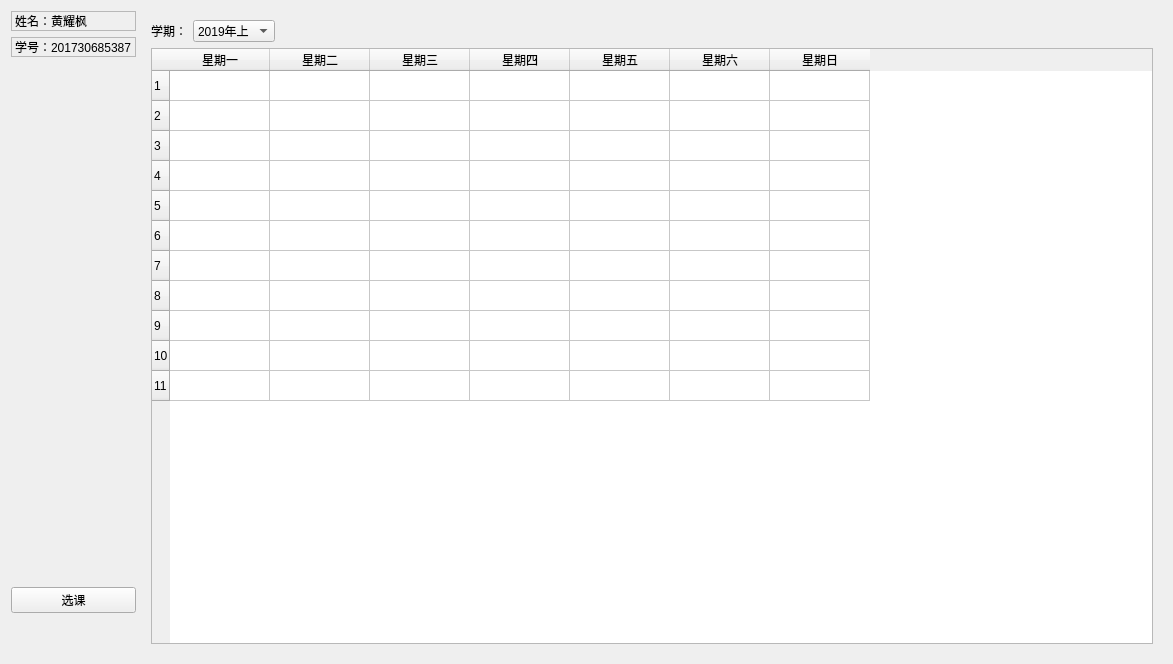
Above: Client/mainwin.ui from NichtsHsu/SelectCourse before the change. Below: the same form after it.
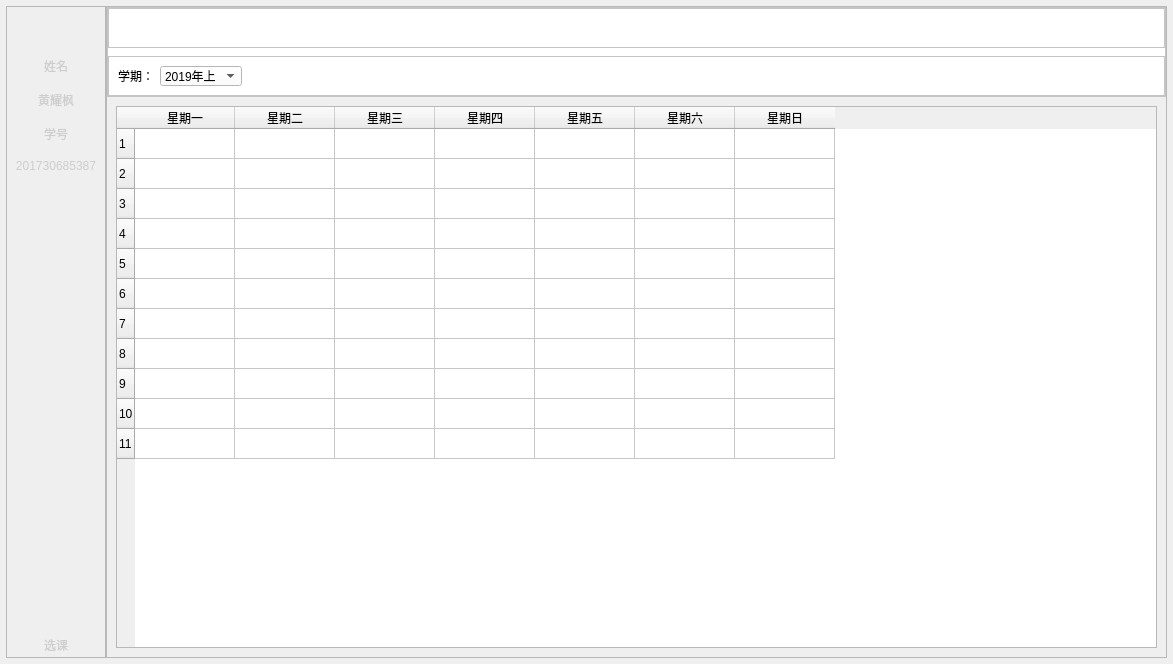
That is the form after the change. Icons and pictures are not drawn.

The edit to the form file:
```diff
--- a/Client/mainwin.ui
+++ b/Client/mainwin.ui
@@ -13,9 +13,83 @@
   <property name="windowTitle">
    <string>基本信息</string>
   </property>
+  <property name="styleSheet">
+   <string notr="true">QWidget#mainwin {
+background-color: rgb(255, 255, 255);
+};</string>
+  </property>
+  <layout class="QHBoxLayout" name="horizontalLayout_2">
+   <property name="spacing">
+    <number>0</number>
+   </property>
+   <property name="sizeConstraint">
+    <enum>QLayout::SetDefaultConstraint</enum>
+   </property>
+   <property name="leftMargin">
+    <number>6</number>
+   </property>
+   <property name="topMargin">
+    <number>6</number>
+   </property>
+   <property name="rightMargin">
+    <number>6</number>
+   </property>
+   <property name="bottomMargin">
+    <number>6</number>
+   </property>
+   <item>
+    <widget class="QFrame" name="frame">
+     <property name="minimumSize">
+      <size>
+       <width>100</width>
+       <height>0</height>
+      </size>
+     </property>
+     <property name="styleSheet">
+      <string notr="true">QFrame#frame{
+	background-image: url(:/background/background/background_3.png);
+
+};
+
+</string>
+     </property>
+     <property name="frameShape">
+      <enum>QFrame::StyledPanel</enum>
+     </property>
+     <property name="frameShadow">
+      <enum>QFrame::Raised</enum>
+     </property>
   <layout class="QGridLayout" name="gridLayout">
-   <item row="0" column="0">
+      <property name="leftMargin">
+       <number>0</number>
+      </property>
+      <property name="topMargin">
+       <number>0</number>
+      </property>
+      <property name="rightMargin">
+       <number>0</number>
+      </property>
+      <property name="bottomMargin">
+       <number>0</number>
+      </property>
+      <item row="0" column="1">
     <layout class="QVBoxLayout" name="verticalLayout_2">
+        <item>
+         <spacer name="verticalSpacer_5">
+          <property name="orientation">
+           <enum>Qt::Vertical</enum>
+          </property>
+          <property name="sizeType">
+           <enum>QSizePolicy::Fixed</enum>
+          </property>
+          <property name="sizeHint" stdset="0">
+           <size>
+            <width>20</width>
+            <height>50</height>
+           </size>
+          </property>
+         </spacer>
+        </item>
      <item>
       <widget class="QLabel" name="label">
        <property name="sizePolicy">
@@ -24,39 +98,120 @@
          <verstretch>0</verstretch>
         </sizepolicy>
        </property>
+          <property name="styleSheet">
+           <string notr="true">color: rgb(205, 205, 205);</string>
+          </property>
        <property name="frameShape">
-        <enum>QFrame::StyledPanel</enum>
+           <enum>QFrame::NoFrame</enum>
        </property>
        <property name="frameShadow">
         <enum>QFrame::Plain</enum>
        </property>
        <property name="text">
-        <string>姓名：黄耀枫</string>
+           <string>姓名</string>
        </property>
        <property name="textFormat">
         <enum>Qt::AutoText</enum>
        </property>
        <property name="alignment">
-        <set>Qt::AlignLeading|Qt::AlignLeft|Qt::AlignVCenter</set>
+           <set>Qt::AlignCenter</set>
        </property>
       </widget>
      </item>
+        <item>
+         <spacer name="verticalSpacer_2">
+          <property name="orientation">
+           <enum>Qt::Vertical</enum>
+          </property>
+          <property name="sizeType">
+           <enum>QSizePolicy::Fixed</enum>
+          </property>
+          <property name="sizeHint" stdset="0">
+           <size>
+            <width>20</width>
+            <height>10</height>
+           </size>
+          </property>
+         </spacer>
+        </item>
+        <item>
+         <widget class="QLabel" name="label_5">
+          <property name="styleSheet">
+           <string notr="true">color: rgb(205, 205, 205);</string>
+          </property>
+          <property name="text">
+           <string>黄耀枫</string>
+          </property>
+          <property name="alignment">
+           <set>Qt::AlignCenter</set>
+          </property>
+         </widget>
+        </item>
+        <item>
+         <spacer name="verticalSpacer_3">
+          <property name="orientation">
+           <enum>Qt::Vertical</enum>
+          </property>
+          <property name="sizeType">
+           <enum>QSizePolicy::Fixed</enum>
+          </property>
+          <property name="sizeHint" stdset="0">
+           <size>
+            <width>20</width>
+            <height>10</height>
+           </size>
+          </property>
+         </spacer>
+        </item>
      <item>
       <widget class="QLabel" name="label_2">
        <property name="cursor">
         <cursorShape>ArrowCursor</cursorShape>
        </property>
+          <property name="styleSheet">
+           <string notr="true">color: rgb(205, 205, 205);</string>
+          </property>
        <property name="frameShape">
-        <enum>QFrame::StyledPanel</enum>
+           <enum>QFrame::NoFrame</enum>
        </property>
        <property name="frameShadow">
         <enum>QFrame::Plain</enum>
        </property>
        <property name="text">
-        <string>学号：201730685387</string>
+           <string>学号</string>
        </property>
        <property name="alignment">
-        <set>Qt::AlignLeading|Qt::AlignLeft|Qt::AlignVCenter</set>
+           <set>Qt::AlignCenter</set>
+          </property>
+         </widget>
+        </item>
+        <item>
+         <spacer name="verticalSpacer_4">
+          <property name="orientation">
+           <enum>Qt::Vertical</enum>
+          </property>
+          <property name="sizeType">
+           <enum>QSizePolicy::Fixed</enum>
+          </property>
+          <property name="sizeHint" stdset="0">
+           <size>
+            <width>20</width>
+            <height>10</height>
+           </size>
+          </property>
+         </spacer>
+        </item>
+        <item>
+         <widget class="QLabel" name="label_4">
+          <property name="styleSheet">
+           <string notr="true">
+color: rgb(205, 205, 205);</string>
+          </property>
+          <property name="text">
+           <string>201730685387</string>
+          </property>
+          <property name="alignment">
+           <set>Qt::AlignCenter</set>
        </property>
       </widget>
      </item>
@@ -74,47 +229,275 @@
       </spacer>
      </item>
      <item>
-      <widget class="QPushButton" name="chooseClassButton">
+         <widget class="QToolButton" name="chooseClassButton">
        <property name="sizePolicy">
-        <sizepolicy hsizetype="Preferred" vsizetype="Fixed">
+           <sizepolicy hsizetype="Preferred" vsizetype="Preferred">
          <horstretch>0</horstretch>
          <verstretch>0</verstretch>
         </sizepolicy>
        </property>
+          <property name="styleSheet">
+           <string notr="true">color: rgb(205, 205, 205);</string>
+          </property>
        <property name="text">
         <string>选课</string>
        </property>
-       <property name="checkable">
-        <bool>false</bool>
-       </property>
-       <property name="autoDefault">
-        <bool>false</bool>
-       </property>
-      </widget>
-     </item>
-     <item>
-      <spacer name="verticalSpacer_2">
-       <property name="orientation">
-        <enum>Qt::Vertical</enum>
-       </property>
-       <property name="sizeType">
-        <enum>QSizePolicy::Fixed</enum>
-       </property>
-       <property name="sizeHint" stdset="0">
+          <property name="icon">
+           <iconset resource="src.qrc">
+            <normaloff>:/icons/icon/choose.png</normaloff>:/icons/icon/choose.png</iconset>
+          </property>
+          <property name="iconSize">
         <size>
-         <width>20</width>
-         <height>40</height>
-        </size>
-       </property>
-      </spacer>
+            <width>50</width>
+            <height>50</height>
+           </size>
+          </property>
+          <property name="toolButtonStyle">
+           <enum>Qt::ToolButtonTextUnderIcon</enum>
+          </property>
+          <property name="autoRaise">
+           <bool>true</bool>
+          </property>
+         </widget>
      </item>
     </layout>
    </item>
-   <item row="0" column="1">
-    <widget class="QWidget" name="widget" native="true">
+     </layout>
+    </widget>
+   </item>
+   <item>
+    <widget class="QFrame" name="frame_2">
+     <property name="styleSheet">
+      <string notr="true">QFrame#frame_2{
+	background-color: rgb(235, 235, 235);
+};</string>
+     </property>
+     <property name="frameShape">
+      <enum>QFrame::StyledPanel</enum>
+     </property>
+     <property name="frameShadow">
+      <enum>QFrame::Raised</enum>
+     </property>
      <layout class="QVBoxLayout" name="verticalLayout">
+      <property name="spacing">
+       <number>0</number>
+      </property>
+      <property name="leftMargin">
+       <number>0</number>
+      </property>
+      <property name="topMargin">
+       <number>0</number>
+      </property>
+      <property name="rightMargin">
+       <number>0</number>
+      </property>
+      <property name="bottomMargin">
+       <number>0</number>
+      </property>
       <item>
-       <layout class="QHBoxLayout" name="horizontalLayout">
+       <widget class="QFrame" name="topBar">
+        <property name="sizePolicy">
+         <sizepolicy hsizetype="Expanding" vsizetype="Maximum">
+          <horstretch>0</horstretch>
+          <verstretch>0</verstretch>
+         </sizepolicy>
+        </property>
+        <property name="minimumSize">
+         <size>
+          <width>0</width>
+          <height>90</height>
+         </size>
+        </property>
+        <property name="maximumSize">
+         <size>
+          <width>16777215</width>
+          <height>90</height>
+         </size>
+        </property>
+        <property name="styleSheet">
+         <string notr="true">background-color: rgb(255, 255, 255);</string>
+        </property>
+        <property name="frameShape">
+         <enum>QFrame::StyledPanel</enum>
+        </property>
+        <property name="frameShadow">
+         <enum>QFrame::Raised</enum>
+        </property>
+        <layout class="QGridLayout" name="gridLayout_3">
+         <property name="leftMargin">
+          <number>0</number>
+         </property>
+         <property name="topMargin">
+          <number>0</number>
+         </property>
+         <property name="rightMargin">
+          <number>0</number>
+         </property>
+         <property name="bottomMargin">
+          <number>0</number>
+         </property>
+         <property name="horizontalSpacing">
+          <number>10</number>
+         </property>
+         <property name="verticalSpacing">
+          <number>0</number>
+         </property>
+         <item row="0" column="0">
+          <widget class="QFrame" name="topBar_3">
+           <property name="sizePolicy">
+            <sizepolicy hsizetype="Preferred" vsizetype="Expanding">
+             <horstretch>0</horstretch>
+             <verstretch>0</verstretch>
+            </sizepolicy>
+           </property>
+           <property name="minimumSize">
+            <size>
+             <width>0</width>
+             <height>40</height>
+            </size>
+           </property>
+           <property name="maximumSize">
+            <size>
+             <width>16777215</width>
+             <height>40</height>
+            </size>
+           </property>
+           <property name="frameShape">
+            <enum>QFrame::StyledPanel</enum>
+           </property>
+           <property name="frameShadow">
+            <enum>QFrame::Raised</enum>
+           </property>
+           <layout class="QHBoxLayout" name="horizontalLayout_3">
+            <property name="leftMargin">
+             <number>0</number>
+            </property>
+            <property name="topMargin">
+             <number>0</number>
+            </property>
+            <property name="rightMargin">
+             <number>6</number>
+            </property>
+            <property name="bottomMargin">
+             <number>0</number>
+            </property>
+            <item>
+             <spacer name="horizontalSpacer_2">
+              <property name="orientation">
+               <enum>Qt::Horizontal</enum>
+              </property>
+              <property name="sizeHint" stdset="0">
+               <size>
+                <width>40</width>
+                <height>20</height>
+               </size>
+              </property>
+             </spacer>
+            </item>
+            <item>
+             <widget class="QPushButton" name="minimumBtn">
+              <property name="sizePolicy">
+               <sizepolicy hsizetype="Expanding" vsizetype="Expanding">
+                <horstretch>0</horstretch>
+                <verstretch>0</verstretch>
+               </sizepolicy>
+              </property>
+              <property name="maximumSize">
+               <size>
+                <width>50</width>
+                <height>30</height>
+               </size>
+              </property>
+              <property name="styleSheet">
+               <string notr="true">QPushButton#minimumBtn:pressed {  
+
+    /* 改变背景色 */  
+    background-color: rgb(0, 170, 255,50);
+
+    /* 改变边框风格 */  
+    border-style:inset;  
+}  
+</string>
+              </property>
+              <property name="text">
+               <string/>
+              </property>
+              <property name="icon">
+               <iconset resource="src.qrc">
+                <normaloff>:/icons/icon/minimum.png</normaloff>:/icons/icon/minimum.png</iconset>
+              </property>
+              <property name="iconSize">
+               <size>
+                <width>25</width>
+                <height>25</height>
+               </size>
+              </property>
+              <property name="flat">
+               <bool>true</bool>
+              </property>
+             </widget>
+            </item>
+            <item>
+             <widget class="QPushButton" name="closeBtn">
+              <property name="sizePolicy">
+               <sizepolicy hsizetype="Expanding" vsizetype="Expanding">
+                <horstretch>0</horstretch>
+                <verstretch>0</verstretch>
+               </sizepolicy>
+              </property>
+              <property name="maximumSize">
+               <size>
+                <width>50</width>
+                <height>30</height>
+               </size>
+              </property>
+              <property name="styleSheet">
+               <string notr="true">QPushButton#closeBtn:pressed {  
+
+    /* 改变背景色 */  
+    background-color: rgb(255, 0, 0,50) ;
+
+    /* 改变边框风格 */  
+    border-style:inset;  
+}  
+</string>
+              </property>
+              <property name="text">
+               <string/>
+              </property>
+              <property name="icon">
+               <iconset resource="src.qrc">
+                <normaloff>:/icons/icon/close.png</normaloff>:/icons/icon/close.png</iconset>
+              </property>
+              <property name="iconSize">
+               <size>
+                <width>20</width>
+                <height>20</height>
+               </size>
+              </property>
+              <property name="flat">
+               <bool>true</bool>
+              </property>
+             </widget>
+            </item>
+           </layout>
+          </widget>
+         </item>
+         <item row="2" column="0">
+          <widget class="QFrame" name="frame_5">
+           <property name="maximumSize">
+            <size>
+             <width>16777215</width>
+             <height>40</height>
+            </size>
+           </property>
+           <property name="frameShape">
+            <enum>QFrame::StyledPanel</enum>
+           </property>
+           <property name="frameShadow">
+            <enum>QFrame::Raised</enum>
+           </property>
+           <layout class="QHBoxLayout" name="horizontalLayout_4">
         <item>
          <widget class="QLabel" name="label_3">
           <property name="text">
@@ -160,9 +543,46 @@
          </spacer>
         </item>
        </layout>
-      </item>
+          </widget>
+         </item>
+         <item row="1" column="0">
+          <spacer name="verticalSpacer_6">
+           <property name="orientation">
+            <enum>Qt::Vertical</enum>
+           </property>
+           <property name="sizeHint" stdset="0">
+            <size>
+             <width>20</width>
+             <height>40</height>
+            </size>
+           </property>
+          </spacer>
+         </item>
+        </layout>
+       </widget>
+      </item>
+      <item>
+       <layout class="QVBoxLayout" name="verticalLayout_3">
+        <property name="spacing">
+         <number>9</number>
+        </property>
+        <property name="leftMargin">
+         <number>9</number>
+        </property>
+        <property name="topMargin">
+         <number>9</number>
+        </property>
+        <property name="rightMargin">
+         <number>9</number>
+        </property>
+        <property name="bottomMargin">
+         <number>9</number>
+        </property>
       <item>
        <widget class="QTableWidget" name="classTable">
+          <property name="styleSheet">
+           <string notr="true"/>
+          </property>
         <row>
          <property name="text">
           <string>1</string>
@@ -266,6 +686,8 @@
        </widget>
       </item>
      </layout>
+      </item>
+     </layout>
     </widget>
    </item>
   </layout>
```
Left out of the diff: 4 changed lines with no effect on the pictures. Lines whose indentation alone changed are shown as unchanged.
